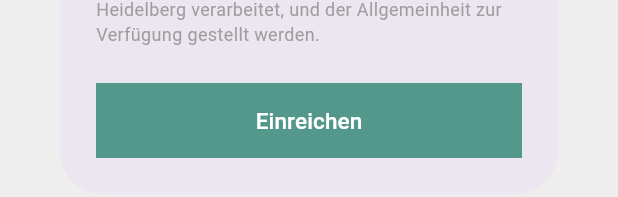
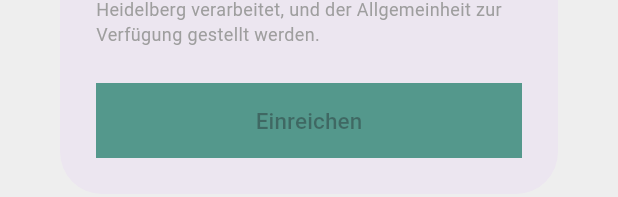
Before and after one commit to FachschaftMathPhysInfo/cards, a Flutter app: the CreateDeckDialog widget shown alone on an empty page, opened directly, on a phone screen of 412 x 824 dp. Shown: the part 1006-1203 px from the top of the screen. Run offline on Flutter 3.47's test engine with Material 3 defaults, Android fonts, the light colour scheme and no system bars; our stand-ins replace file_picker, graphql_flutter; missing offline and left inert: country_flags, dart:html, jwt_decode.

```diff
--- a/frontend/lib/constants.dart
+++ b/frontend/lib/constants.dart
@@ -61,7 +61,7 @@ class Strings {
 
 class GraphQL {
   GraphQL._();
-  static const String baseUrl = "http://server:8080";
+  static const String baseUrl = "http://localhost:8080";
   static const String graphqlUrl = "$baseUrl/graphql";
   static const String deckfilesUrl = "$baseUrl/deckfiles/";
   static const String loginUrl = "$baseUrl/login/";
--- a/frontend/lib/pages/create_deck_dialog.dart
+++ b/frontend/lib/pages/create_deck_dialog.dart
@@ -76,13 +76,14 @@ class _CreateDeckDialogState extends State<CreateDeckDialog> {
                       text: c.Strings.submit,
                       bgColor: c.Colors.turquoiseDark,
                       fgColor: Colors.white,
-                      onPressed: () => _deckFileResult != null
+                      onPressed: _deckFileResult != null
                           ? subjectController.text.isNotEmpty &&
                                   moduleController.text.isNotEmpty &&
                                   moduleAltController.text.isNotEmpty &&
                                   examinersController.text.isNotEmpty
-                              ? createDeck()
-                              : simpleAlert(context, c.Strings.submitError)
+                              ? () => createDeck()
+                              : () =>
+                                  simpleAlert(context, c.Strings.submitError)
                           : null));
             })
       ],
@@ -107,12 +108,9 @@ class _CreateDeckDialogState extends State<CreateDeckDialog> {
         ],
       ),
       content: Builder(builder: (context) {
-        return Flexible(
-          child: ConstrainedBox(
-            constraints: const BoxConstraints(maxWidth: 500, maxHeight: 600),
-            child: SizedBox(
-              width: MediaQuery.of(context).size.width,
-              height: MediaQuery.of(context).size.height,
+        return SizedBox(
+          width: 500,
+          height: 600,
           child: Column(
             children: [
               DeckFormFields(
@@ -149,8 +147,8 @@ class _CreateDeckDialogState extends State<CreateDeckDialog> {
                           bgColor: c.Colors.turquoiseLight,
                           fgColor: Colors.white,
                           onPressed: () async {
-                                FilePickerResult? result =
-                                    await FilePicker.platform.pickFiles(
+                            FilePickerResult? result = await FilePicker.platform
+                                .pickFiles(
                                     type: FileType.custom,
                                     allowedExtensions: ["apkg", "colpkg"]);
                             if (result != null) {
@@ -162,8 +160,8 @@ class _CreateDeckDialogState extends State<CreateDeckDialog> {
                     } else ...{
                       IconButton(
                         icon: const Icon(Icons.delete),
-                            style: IconButton.styleFrom(
-                                foregroundColor: c.Colors.red),
+                        style:
+                            IconButton.styleFrom(foregroundColor: c.Colors.red),
                         onPressed: () {
                           setState(() {
                             _deckFileResult = null;
@@ -181,8 +179,6 @@ class _CreateDeckDialogState extends State<CreateDeckDialog> {
               ),
             ],
           ),
-            ),
-          ),
         );
       }),
     );
```
Also changed, not shown: frontend/lib/pages/deck_selection_menu.dart (+3 -9 lines), frontend/lib/pages/edit_deck_dialog.dart (+4 -8 lines), 8 other files. Lines whose indentation alone changed are shown as unchanged.
